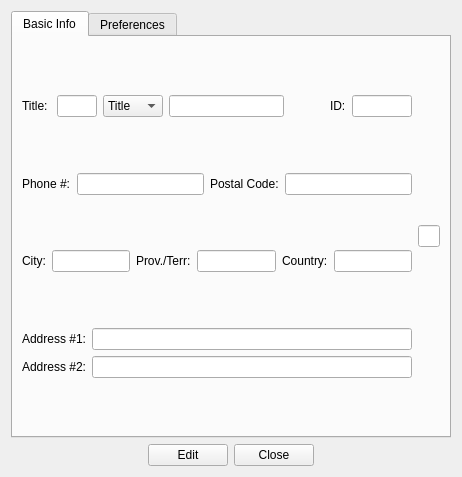
This is interface/clientdetaildialog.ui in ArclightEntertainment/arclight-placeholder as Qt 5 draws it before an edit. The edited form follows.
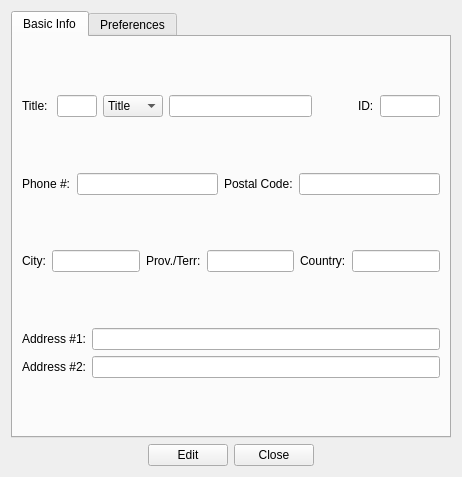
This is the edited form. The open tabs and pages were chosen to show the change.

The edit to the form file:
```diff
--- a/interface/clientdetaildialog.ui
+++ b/interface/clientdetaildialog.ui
@@ -301,9 +301,6 @@
            </item>
           </layout>
          </item>
-         <item>
-          <widget class="QLineEdit" name="lNameLineEdit"/>
-         </item>
          <item>
           <spacer name="horizontalSpacer">
            <property name="orientation">
```
Left out of the diff: 2 changed lines with no effect on the pictures.
